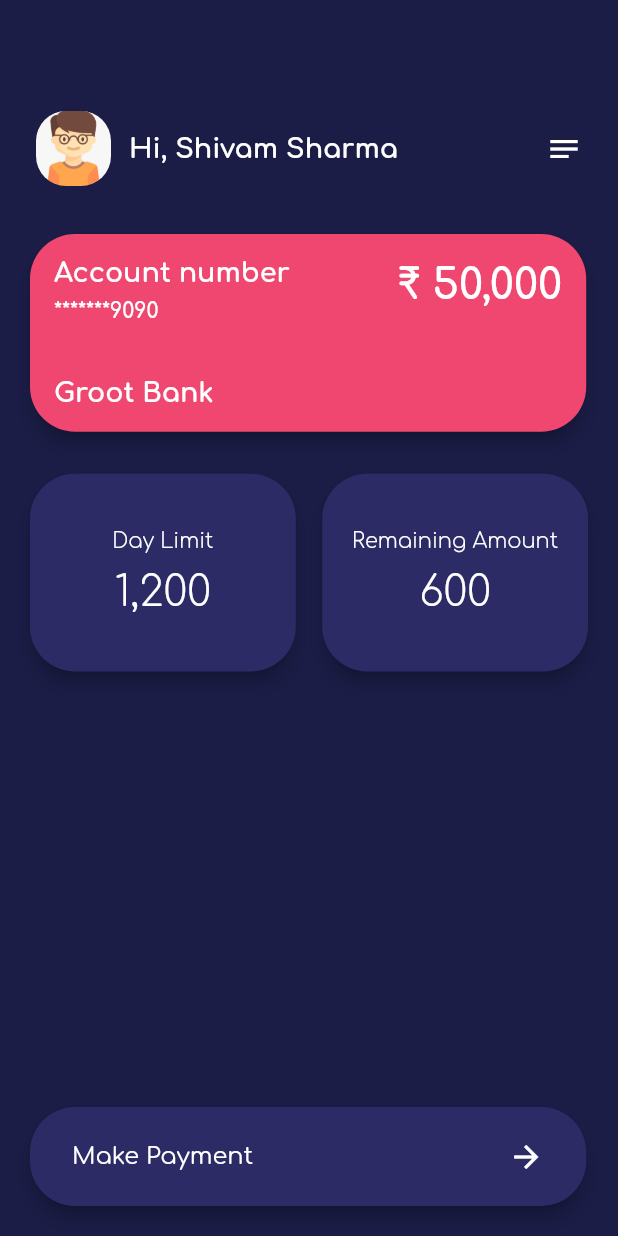
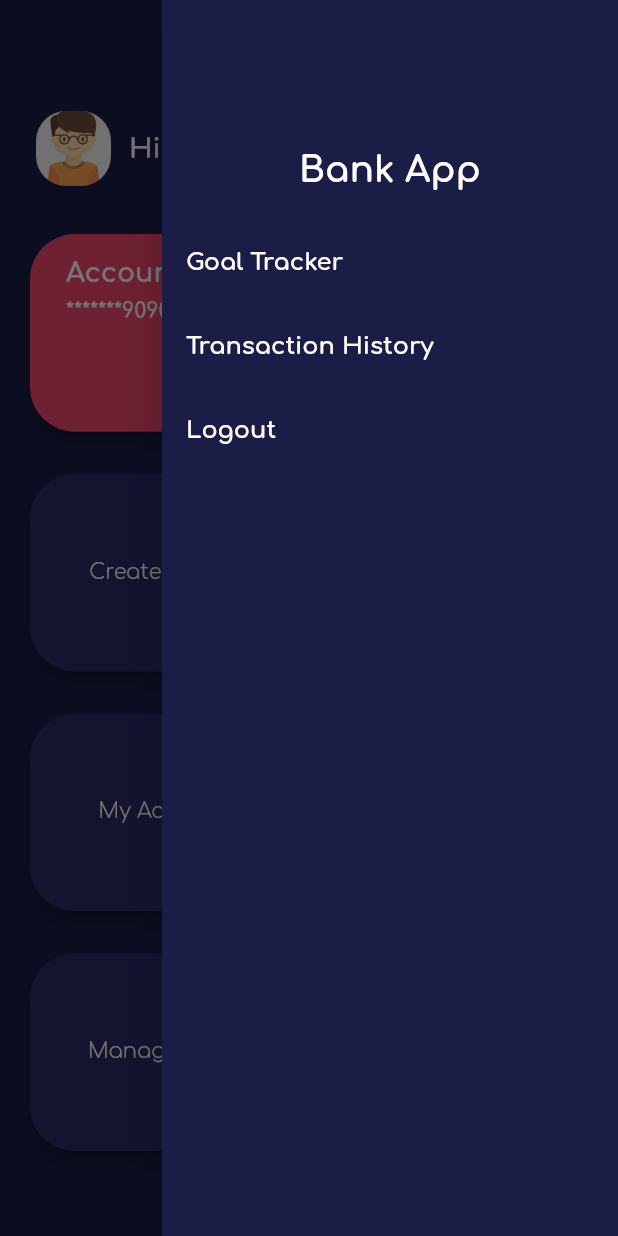
Before and after one commit to shivams1011/nuclei_hackathon_groot, a Flutter app: the HomeScreen screen opened by its route, with the side drawer open (before the commit the screen has no drawer), on a phone screen of 412 x 824 dp. Run offline on Flutter 3.47's test engine with Material 2 defaults, Android fonts, the light colour scheme and no system bars; our stand-ins replace google_fonts.

Commit message:
update home screen

```diff
--- a/lib/main.dart
+++ b/lib/main.dart
@@ -1,6 +1,7 @@
 import 'package:flutter/material.dart';
 import 'package:nuclei_hackathon_groot/screen/home_screen/home_screen.dart';
 import 'package:nuclei_hackathon_groot/screen/login_screen/login_screen.dart';
+import 'package:nuclei_hackathon_groot/screen/transaction_screen/transaction_screen.dart';
 
 void main() {
   runApp(MyApp());
@@ -18,6 +19,7 @@ class MyApp extends StatelessWidget {
       routes: {
         '/':(context)=> LoginScreen(),
         '/home':(cotext) =>HomeScreen(),
+        '/transaction':(context) => TransactionScreen(),
       },
     );
   }
--- a/lib/screen/home_screen/home_screen.dart
+++ b/lib/screen/home_screen/home_screen.dart
@@ -11,10 +11,59 @@ class HomeScreen extends StatefulWidget {
 }
 
 class _HomeScreenState extends State<HomeScreen> {
+  bool isViewDetailClicked = false;
+
+  final GlobalKey<ScaffoldState> _scaffoldKey = new GlobalKey<ScaffoldState>();
   @override
   Widget build(BuildContext context) {
     return Scaffold(
+      key: _scaffoldKey,
         backgroundColor: Color(ColorsUtil.appBgColor),
+        endDrawer: Drawer(
+          child: Container(
+            color: Color(ColorsUtil.appBgColor),
+            child: Column(
+              children: [
+                SizedBox(
+                  height: 100,
+                ),
+                Text('Bank App',
+                    style: FontUtil.setTextStyle(
+                        fontSize: 24.0, fontWeight: FontWeight.w700)),
+                SizedBox(
+                  height: 20,
+                ),
+                ListTile(
+                  onTap: () {},
+                  title: Text(
+                    'Goal Tracker',
+                    style: FontUtil.setTextStyle(
+                        fontSize: 16.0, fontWeight: FontWeight.w700),
+                  ),
+                ),
+                ListTile(
+                  onTap: () {
+                    Navigator.of(context).pop();
+                    Navigator.of(context).pushNamed('/transaction');
+
+                  },
+                  title: Text(
+                    'Transaction History',
+                    style: FontUtil.setTextStyle(
+                        fontSize: 16.0, fontWeight: FontWeight.w700),
+                  ),
+                ),
+                ListTile(
+                  title: Text(
+                    'Logout',
+                    style: FontUtil.setTextStyle(
+                        fontSize: 16.0, fontWeight: FontWeight.w700),
+                  ),
+                )
+              ],
+            ),
+          ),
+        ),
         body: Container(
           padding: EdgeInsets.all(16.0),
           child: Column(
@@ -46,7 +95,16 @@ class _HomeScreenState extends State<HomeScreen> {
                             fontSize: 18.0, fontWeight: FontWeight.w800),
                       ),
                     ),
-                    Icon(Icons.notes, color: Colors.white,)
+                    InkWell(
+                        onTap: () {
+                          // Scaffold.of(context).openEndDrawer();
+                          _scaffoldKey.currentState.openEndDrawer();
+                          // Navigator.of(context).pushNamed('/transaction');
+                        },
+                        child: Icon(
+                          Icons.notes,
+                          color: Colors.white,
+                        ))
                   ],
                 ),
               ),
@@ -62,19 +120,45 @@ class _HomeScreenState extends State<HomeScreen> {
                 children: [
                   showTransationCard(
                       cardColor: ColorsUtil.fieldFillColor,
-                      title: 'Day Limit',
-                      subTitle: '1,200'),
-
+                      title: 'Create a goal',
+                      subTitle: ''),
                   showTransationCard(
                       cardColor: ColorsUtil.fieldFillColor,
-                      title: 'Remaining Amount',
-                      subTitle: '600'),
-
-                  // showTransationCard(),
+                      title: 'Save/Invest',
+                      subTitle: ''),
                 ],
               ),
+              SizedBox(
+                height: 20.0,
+              ),
+              Row(
+                mainAxisAlignment: MainAxisAlignment.spaceBetween,
+                children: [
+                  showTransationCard(
+                      cardColor: ColorsUtil.fieldFillColor,
+                      title: 'My Account',
+                      subTitle: ''),
+                  showTransationCard(
+                      cardColor: ColorsUtil.fieldFillColor,
+                      title: 'Payment/Transfer',
+                      subTitle: ''),
+                ],
+              ),
+              SizedBox(
+                height: 20.0,
+              ),
+              showTransationCard(
+                  cardColor: ColorsUtil.fieldFillColor,
+                  title: 'Manage Limit',
+                  subTitle: ''),
               Expanded(child: Container()),
-              Card(
+            ],
+          ),
+        ));
+  }
+
+  Widget getBottomButton() {
+    return Card(
       color: Color(ColorsUtil.fieldFillColor),
       elevation: 5,
       shape: RoundedRectangleBorder(
@@ -107,10 +191,7 @@ class _HomeScreenState extends State<HomeScreen> {
           ],
         ),
       ),
-              )
-            ],
-          ),
-        ));
+    );
   }
 
   Widget showTransationCard(
@@ -137,13 +218,19 @@ class _HomeScreenState extends State<HomeScreen> {
                 style: FontUtil.setTextStyle(
                     fontSize: 14.0, fontWeight: FontWeight.w300),
               ),
-              SizedBox(
+              Visibility(
+                visible: subTitle.isNotEmpty,
+                child: SizedBox(
                   height: 10.0,
                 ),
-              Text(
+              ),
+              Visibility(
+                visible: subTitle.isNotEmpty,
+                child: Text(
                   subTitle,
                   style: FontUtil.setTextStyle(
                       fontSize: 28.0, fontWeight: FontWeight.w300),
+                ),
               )
             ],
           )),
@@ -164,13 +251,17 @@ class _HomeScreenState extends State<HomeScreen> {
         child: Column(
           crossAxisAlignment: CrossAxisAlignment.start,
           children: [
-            Row(
+            Padding(
+              padding: const EdgeInsets.only(left: 8.0, top: 16.0, right: 8.0),
+              child: Row(
+                crossAxisAlignment: CrossAxisAlignment.start,
+                mainAxisAlignment: MainAxisAlignment.spaceBetween,
                 children: [
                   Column(
                     crossAxisAlignment: CrossAxisAlignment.start,
                     children: [
                       Padding(
-                      padding: const EdgeInsets.only(left: 16.0, top: 16.0),
+                        padding: const EdgeInsets.only(left: 16.0, top: 0.0),
                         child: Text(
                           'Account number',
                           style: FontUtil.setTextStyle(
@@ -193,32 +284,76 @@ class _HomeScreenState extends State<HomeScreen> {
                       ),
                     ],
                   ),
-                Expanded(child: Container()),
-                Padding(
-                  padding:
-                      const EdgeInsets.only(left: 16.0, top: 8.0, right: 16.0),
+                  Column(
+                    crossAxisAlignment: CrossAxisAlignment.start,
+                    children: [
+                      Visibility(
+                        visible: !isViewDetailClicked,
+                        child: InkWell(
+                          onTap: () {
+                            setState(() {
+                              isViewDetailClicked = !isViewDetailClicked;
+                            });
+                          },
+                          child: Padding(
+                            padding: const EdgeInsets.only(right: 8.0),
                             child: Text(
-                    '₹ 50,000',
+                              'View Details',
                               maxLines: 1,
                               overflow: TextOverflow.ellipsis,
                               style: FontUtil.setTextStyle(
-                        fontSize: 28.0,
+                                  fontSize: 14.0,
+                                  decoration: TextDecoration.underline,
                                   fontWeight: FontWeight.w600,
                                   fontColor: Colors.white),
                             ),
                           ),
+                        ),
+                      ),
+                      Visibility(
+                        visible: isViewDetailClicked,
+                        child: Column(
+                          crossAxisAlignment: CrossAxisAlignment.start,
+                          children: [
+                            Text(
+                              'Balance:- ₹50,000',
+                              maxLines: 1,
+                              overflow: TextOverflow.ellipsis,
+                              style: FontUtil.setTextStyle(
+                                  fontSize: 14.0,
+                                  fontWeight: FontWeight.w600,
+                                  fontColor: Colors.white),
+                            ),
+                            SizedBox(
+                              height: 10.0,
+                            ),
+                            Text(
+                              'Today\'s Limit:- ₹1,000',
+                              maxLines: 1,
+                              overflow: TextOverflow.ellipsis,
+                              style: FontUtil.setTextStyle(
+                                  fontSize: 14.0,
+                                  fontWeight: FontWeight.w600,
+                                  fontColor: Colors.white),
+                            ),
+                            SizedBox(
+                              height: 10.0,
+                            ),
+                            Text(
+                              'Available Limit:- ₹500',
+                              maxLines: 1,
+                              overflow: TextOverflow.ellipsis,
+                              style: FontUtil.setTextStyle(
+                                  fontSize: 14.0,
+                                  fontWeight: FontWeight.w600,
+                                  fontColor: Colors.white),
+                            ),
                           ],
                         ),
-            Expanded(child: Container()),
-            Padding(
-              padding:
-                  const EdgeInsets.only(left: 16.0, top: 16.0, bottom: 16.0),
-              child: Text(
-                'Groot Bank',
-                style: FontUtil.setTextStyle(
-                    fontSize: 18.0,
-                    fontWeight: FontWeight.w800,
-                    fontColor: Colors.white),
+                      )
+                    ],
+                  ),
+                ],
               ),
             ),
           ],
--- a/lib/utils/font_util.dart
+++ b/lib/utils/font_util.dart
@@ -5,8 +5,9 @@ class FontUtil {
   static TextStyle setTextStyle(
       {fontSize = 16.0,
       fontWeight = FontWeight.normal,
+      decoration,
       fontColor = Colors.white}) {
     return GoogleFonts.comfortaa(
-        fontSize: fontSize, color: fontColor, fontWeight: fontWeight);
+        fontSize: fontSize, color: fontColor, fontWeight: fontWeight, decoration: decoration);
   }
 }
```
Also changed, not shown: lib/screen/transaction_screen/transaction_screen.dart (added, +120 -0 lines). Lines whose indentation alone changed are shown as unchanged.
